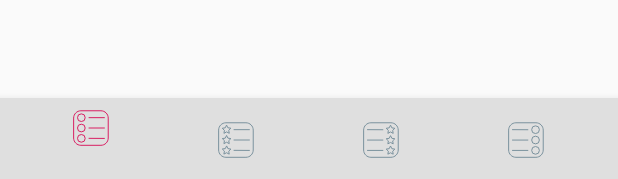
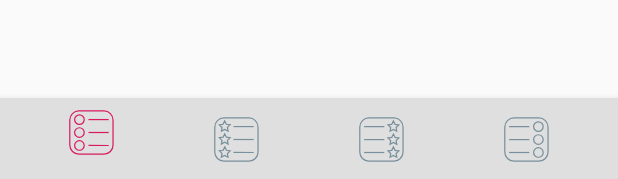
Before and after one commit to JMApps/FortressOfTheMuslim, an Android app: the layout app_bar_main.xml on its own in the app's theme, with its tools: preview values and no code run, on a phone screen of 412 x 824 dp. Shown: the part 1054-1233 px from the top of the screen. Run offline under Robolectric (Android 15) with nearby library versions, the phone set to English and light mode, and no system bars.

Commit message:
Fixed icon sizes

```diff
--- a/app/src/main/res/layout/app_bar_main.xml
+++ b/app/src/main/res/layout/app_bar_main.xml
@@ -27,11 +27,12 @@
         android:layout_width="match_parent"
         android:layout_height="wrap_content"
         android:layout_gravity="bottom"
-        app:layout_behavior="com.google.android.material.behavior.HideBottomViewOnScrollBehavior"
         android:background="@color/lightGray"
         android:elevation="3dp"
         android:scrollbars="vertical"
+        app:itemIconSize="30dp"
         app:itemIconTint="@color/bottom_navigation_item_background_colors"
         app:itemTextColor="@color/bottom_navigation_item_background_colors"
+        app:layout_behavior="com.google.android.material.behavior.HideBottomViewOnScrollBehavior"
         app:menu="@menu/bottom_navigation_menu" />
 </androidx.coordinatorlayout.widget.CoordinatorLayout>
```
